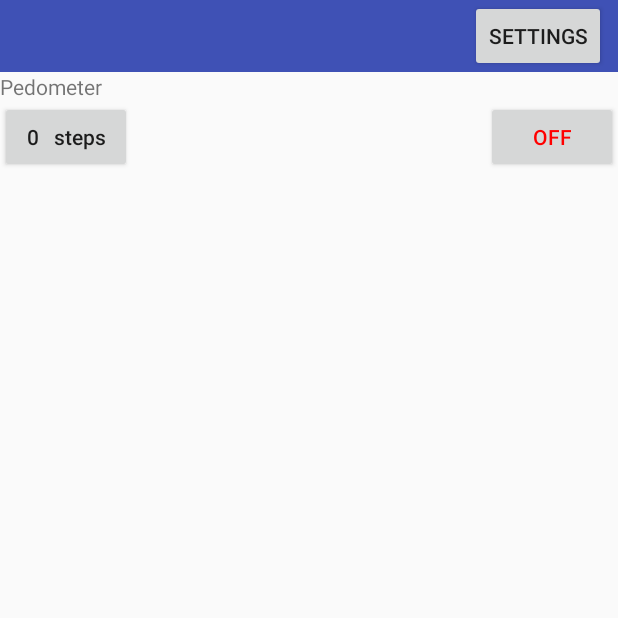
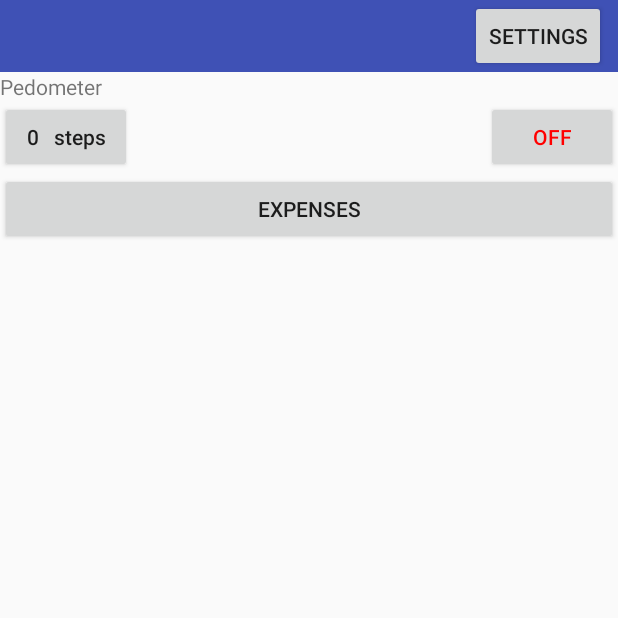
Before and after one commit to tonyButhod/AppManager, an Android app: the screen it shows after launch (MainActivity), on a phone screen of 412 x 824 dp, the top half of it. Run offline under Robolectric (Android 15) with nearby library versions, the phone set to English and light mode, and no system bars.

Commit message:
New activity to save expenses

```diff
--- a/app/build.gradle
+++ b/app/build.gradle
@@ -5,7 +5,7 @@ android {
     buildToolsVersion "26.0.0"
     defaultConfig {
         applicationId "buthod.tony.pedometer"
-        minSdkVersion 15
+        minSdkVersion 16
         targetSdkVersion 25
         versionCode 1
         versionName "1.0"
--- a/app/src/main/AndroidManifest.xml
+++ b/app/src/main/AndroidManifest.xml
@@ -28,6 +28,10 @@
             android:name=".PedometerActivity"
             android:label="@string/pedometer_section_label">
         </activity>
+        <activity
+            android:name=".ExpensesActivity"
+            android:label="@string/expenses_section_label">
+        </activity>
     </application>
 
 </manifest>
--- a/app/src/main/java/buthod/tony/pedometer/MainActivity.java
+++ b/app/src/main/java/buthod/tony/pedometer/MainActivity.java
@@ -17,6 +17,7 @@ public class MainActivity extends RootActivity {
     private Button mSettings = null;
     private Button mGraphPedometer = null;
     private Button mOnOff = null;
+    private Button mExpenses = null;
 
     @Override
     protected void onCreate(Bundle savedInstanceState) {
@@ -73,6 +74,16 @@ public class MainActivity extends RootActivity {
                 }
             }
         });
+
+        ///////////////// Expenses ///////////////
+        mExpenses = (Button) findViewById(R.id.expenses_section);
+        mExpenses.setOnClickListener(new View.OnClickListener() {
+            @Override
+            public void onClick(View v) {
+                Intent expensesIntent = new Intent(getBaseContext(), ExpensesActivity.class);
+                startActivity(expensesIntent);
+            }
+        });
     }
 
     @Override
--- a/app/src/main/java/buthod/tony/pedometer/PedometerActivity.java
+++ b/app/src/main/java/buthod/tony/pedometer/PedometerActivity.java
@@ -87,6 +87,9 @@ public class PedometerActivity extends RootActivity {
 
     private void updateGraph() {
         SortedMap<Date, Integer> steps = mPedometer.getAllSteps();
+        if (steps.size() == 0)
+            return;
+
         DataPoint[] points = new DataPoint[steps.size()];
         int i = 0;
         double maxY = 1.0;
--- a/app/src/main/java/buthod/tony/pedometer/database/DatabaseHandler.java
+++ b/app/src/main/java/buthod/tony/pedometer/database/DatabaseHandler.java
@@ -9,17 +9,34 @@ import android.database.sqlite.SQLiteOpenHelper;
  */
 
 public class DatabaseHandler extends SQLiteOpenHelper {
-    public static final String PEDOMETER_TABLE_NAME = "Pedometer";
-    public static final String PEDOMETER_KEY = "id";
-    public static final String PEDOMETER_DATE = "date";
-    public static final String PEDOMETER_STEPS = "steps";
-    public static final String PEDOMETER_TABLE_CREATE =
+    public static final String
+            PEDOMETER_TABLE_NAME = "Pedometer",
+            PEDOMETER_KEY = "id",
+            PEDOMETER_DATE = "date",
+            PEDOMETER_STEPS = "steps",
+            PEDOMETER_TABLE_CREATE =
         "Create Table "+PEDOMETER_TABLE_NAME+" ("+
             PEDOMETER_KEY+" INTEGER PRIMARY KEY AUTOINCREMENT, "+
             PEDOMETER_DATE+" INTEGER, "+
-            PEDOMETER_STEPS+" INTEGER);";
-    public static final String PEDOMETER_TABLE_DROP =
+            PEDOMETER_STEPS+" INTEGER);",
+            PEDOMETER_TABLE_DROP =
         "Drop Table If Exists "+PEDOMETER_TABLE_NAME+";";
+
+    public static final String
+            EXPENSES_TABLE_NAME = "Expenses",
+            EXPENSES_KEY = "id",
+            EXPENSES_TYPE = "type",
+            EXPENSES_PRICE = "price",
+            EXPENSES_DATE = "date",
+            EXPENSES_TABLE_CREATE =
+                    "Create Table "+EXPENSES_TABLE_NAME+" ("+
+                            EXPENSES_KEY+" INTEGER PRIMARY KEY AUTOINCREMENT, "+
+                            EXPENSES_TYPE+" INTEGER, "+
+                            EXPENSES_PRICE+" INTEGER, "+
+                            EXPENSES_DATE+" INTEGER);",
+            EXPENSES_TABLE_DROP =
+                    "Drop Table If Exists "+EXPENSES_TABLE_NAME+";";
+
 
     public DatabaseHandler(Context context, String name, SQLiteDatabase.CursorFactory factory,
                            int version) {
@@ -29,11 +46,13 @@ public class DatabaseHandler extends SQLiteOpenHelper {
     @Override
     public void onCreate(SQLiteDatabase db) {
         db.execSQL(PEDOMETER_TABLE_CREATE);
+        db.execSQL(EXPENSES_TABLE_CREATE);
     }
 
     @Override
     public void onUpgrade(SQLiteDatabase db, int oldVersion, int newVersion) {
         db.execSQL(PEDOMETER_TABLE_DROP);
+        db.execSQL(EXPENSES_TABLE_DROP);
         onCreate(db);
     }
 }
--- a/app/src/main/java/buthod/tony/pedometer/database/PedometerDAO.java
+++ b/app/src/main/java/buthod/tony/pedometer/database/PedometerDAO.java
@@ -74,6 +74,7 @@ public class PedometerDAO extends DAOBase {
         for (c.moveToFirst(); !c.isAfterLast(); c.moveToNext()) {
             steps.put(new Date(c.getLong(1)), c.getInt(2));
         }
+        c.close();
         return steps;
     }
     public SortedMap<Date, Integer> getSteps(Date startDate) {
--- a/app/src/main/res/layout/main.xml
+++ b/app/src/main/res/layout/main.xml
@@ -64,4 +64,11 @@
 
     </LinearLayout>
 
+    <Button
+        android:id="@+id/expenses_section"
+        android:layout_width="match_parent"
+        android:layout_height="wrap_content"
+        android:text="Expenses"
+        android:layout_below="@id/pedometer_section"/>
+
 </RelativeLayout>
--- a/app/src/main/res/values/colors.xml
+++ b/app/src/main/res/values/colors.xml
@@ -5,4 +5,6 @@
     <color name="colorAccent">#DD7700</color>
     <color name="red">#FF0000</color>
     <color name="green">#00AA00</color>
+
+    <color name="light_gray">#CCCCCC</color>
 </resources>
```
Also changed, not shown: app/src/main/java/buthod/tony/pedometer/ExpensesActivity.java (added, +202 -0 lines), app/src/main/java/buthod/tony/pedometer/database/ExpensesDAO.java (added, +70 -0 lines), app/src/main/res/drawable/gray_on_click.xml (added, +33 -0 lines), app/src/main/res/layout/add_expense.xml (added, +39 -0 lines), app/src/main/res/layout/expenses.xml (added, +24 -0 lines), app/src/main/res/values/strings.xml (+21 -2 lines), 1 other file.
